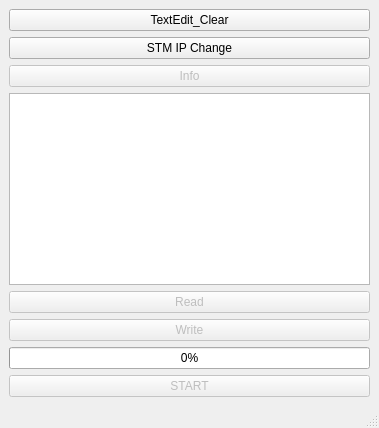
First picture: the form in UDP_test.ui, repository aigugok/Qt_udp, before the edit.
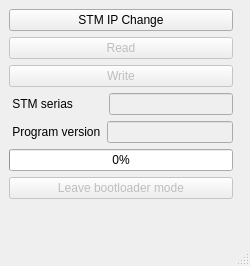
Second picture: the form after the edit.

```diff
--- a/UDP_test.ui
+++ b/UDP_test.ui
@@ -9,31 +9,24 @@
    <rect>
     <x>0</x>
     <y>0</y>
-    <width>379</width>
-    <height>428</height>
+    <width>250</width>
+    <height>266</height>
    </rect>
   </property>
   <property name="windowTitle">
    <string>Module</string>
   </property>
   <widget class="QWidget" name="centralwidget">
-   <layout class="QHBoxLayout" name="horizontalLayout_2">
-    <item>
-     <layout class="QVBoxLayout" name="verticalLayout_3"/>
-    </item>
-    <item>
+   <widget class="QWidget" name="layoutWidget">
+    <property name="geometry">
+     <rect>
+      <x>9</x>
+      <y>9</y>
+      <width>224</width>
+      <height>214</height>
+     </rect>
+    </property>
      <layout class="QVBoxLayout" name="verticalLayout">
-      <item>
-       <layout class="QFormLayout" name="formLayout_2">
-        <item row="0" column="0" colspan="2">
-         <widget class="QPushButton" name="TextEdit_Clear">
-          <property name="text">
-           <string>TextEdit_Clear</string>
-          </property>
-         </widget>
-        </item>
-       </layout>
-      </item>
       <item>
        <widget class="QPushButton" name="STM_IP">
         <property name="text">
@@ -41,19 +34,6 @@
         </property>
        </widget>
       </item>
-      <item>
-       <widget class="QPushButton" name="Info">
-        <property name="enabled">
-         <bool>false</bool>
-        </property>
-        <property name="text">
-         <string>Info</string>
-        </property>
-       </widget>
-      </item>
-      <item>
-       <widget class="QTextEdit" name="textEdit"/>
-      </item>
       <item>
        <widget class="QPushButton" name="Read">
         <property name="enabled">
@@ -74,6 +54,51 @@
         </property>
        </widget>
       </item>
+     <item>
+      <layout class="QHBoxLayout" name="horizontalLayout">
+       <item>
+        <widget class="QLabel" name="label">
+         <property name="enabled">
+          <bool>true</bool>
+         </property>
+         <property name="text">
+          <string> STM serias         </string>
+         </property>
+        </widget>
+       </item>
+       <item>
+        <widget class="QLineEdit" name="stm_serais">
+         <property name="enabled">
+          <bool>false</bool>
+         </property>
+         <property name="minimumSize">
+          <size>
+           <width>87</width>
+           <height>20</height>
+          </size>
+         </property>
+        </widget>
+       </item>
+      </layout>
+     </item>
+     <item>
+      <layout class="QHBoxLayout" name="horizontalLayout_2">
+       <item>
+        <widget class="QLabel" name="label_2">
+         <property name="text">
+          <string> Program version</string>
+         </property>
+        </widget>
+       </item>
+       <item>
+        <widget class="QLineEdit" name="version">
+         <property name="enabled">
+          <bool>false</bool>
+         </property>
+        </widget>
+       </item>
+      </layout>
+     </item>
       <item>
        <widget class="QProgressBar" name="progressBar">
         <property name="enabled">
@@ -90,16 +115,22 @@
          <bool>false</bool>
         </property>
         <property name="text">
-         <string>START</string>
+        <string>Leave bootloader mode</string>
         </property>
        </widget>
       </item>
       <item>
-       <layout class="QHBoxLayout" name="horizontalLayout_3"/>
-      </item>
-     </layout>
-    </item>
-   </layout>
+      <widget class="QLabel" name="not_connected">
+       <property name="enabled">
+        <bool>false</bool>
+       </property>
+       <property name="text">
+        <string/>
+       </property>
+      </widget>
+     </item>
+    </layout>
+   </widget>
   </widget>
   <widget class="QMenuBar" name="menubar">
    <property name="geometry">
```
Left out of the diff: 4 changed lines with no effect on the pictures. Lines whose indentation alone changed are shown as unchanged.
